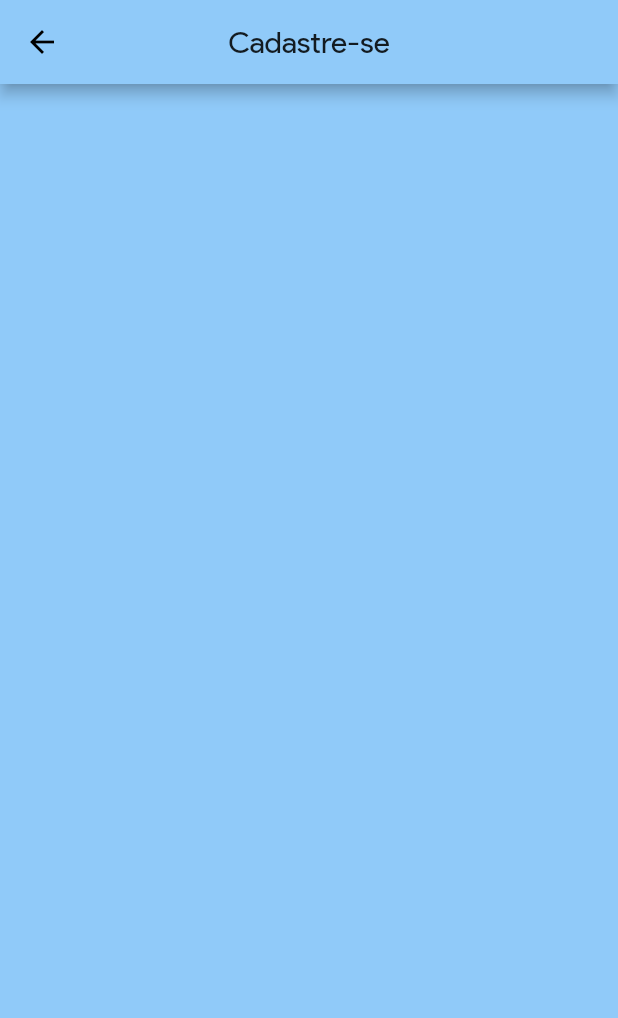
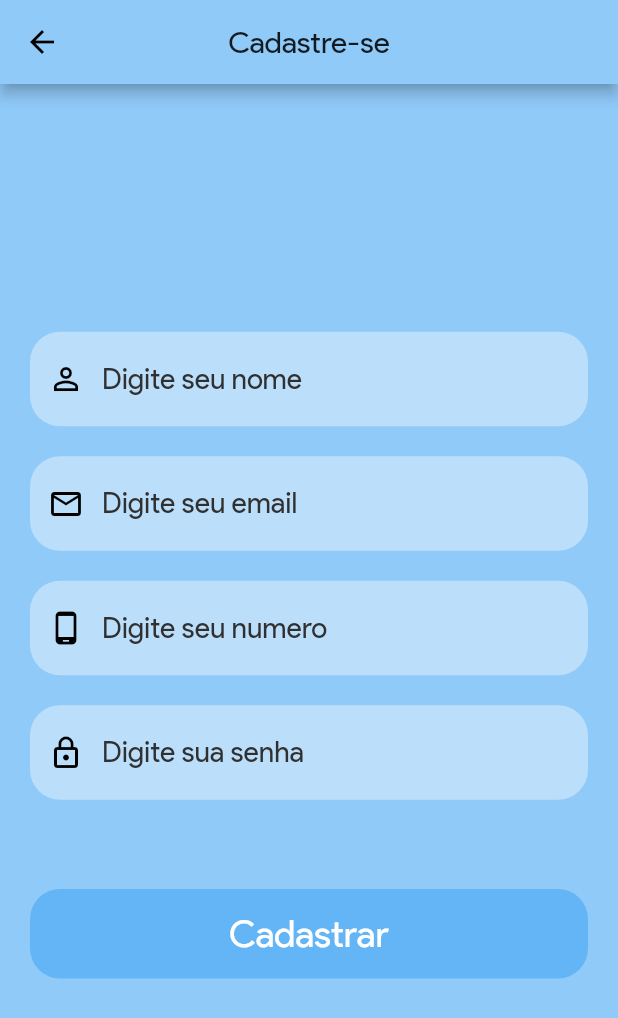
Before and after one commit to BelezaSystem/esteticaAppFlutter, a Flutter app: the TelaCadastro screen opened directly, on a phone screen of 412 x 824 dp. Shown: the top 1018 px of the screen. Run offline on Flutter 3.47's test engine with Material 2 defaults, Android fonts, the phone set to English and light mode, and no system bars; our stand-ins replace splashscreen.

Commit message:
inicio da tela de Cadastro criada, 80% concluida

```diff
--- a/lib/telas/telas_usuarios/decisao_usario.dart
+++ b/lib/telas/telas_usuarios/decisao_usario.dart
@@ -1,9 +1,16 @@
 import 'package:app_estetica/custom_widgets/buttons_widgets/custom_action_button.dart';
 import 'package:app_estetica/custom_widgets/text_widgets/custom_text.dart';
+import 'package:app_estetica/telas/telas_usuarios/tela_login.dart';
+import 'package:app_estetica/utils/nav.dart';
 import 'package:app_estetica/utils/size_config.dart';
 import 'package:flutter/material.dart';
 
-class DecisaoUsuario extends StatelessWidget {
+class DecisaoUsuario extends StatefulWidget {
+  @override
+  _DecisaoUsuarioState createState() => _DecisaoUsuarioState();
+}
+
+class _DecisaoUsuarioState extends State<DecisaoUsuario> {
   @override
   Widget build(BuildContext context) {
     SizeConfig().init(context);
@@ -20,19 +27,24 @@ class DecisaoUsuario extends StatelessWidget {
           padding: EdgeInsets.only(top: 10, bottom: 20),
           child: CustomText(
             texto: 'Bem Vindo!',
+            cor: Colors.blue[600],
             tamanhoFonte: 40,
+            bold: true,
           ),
         ),
         CustomText(
           texto: 'Escolha como você deseja prosseguir usando o aplicativo',
           tamanhoFonte: 15,
+          cor: Colors.blue[600],
         ),
         Container(
           padding: EdgeInsets.fromLTRB(20, 20, 20, 20),
           width: SizeConfig.blockSizeVertical * 65.0,
           child: CustomActionButton(
             campoNome: 'Usuario',
-            function: () {},
+            function: () {
+              push(context, TelaLogin());
+            },
           ),
         ),
         Container(
--- a/lib/telas/telas_usuarios/tela_cadastro.dart
+++ b/lib/telas/telas_usuarios/tela_cadastro.dart
@@ -1,8 +1,19 @@
+import 'package:app_estetica/custom_widgets/buttons_widgets/custom_action_button.dart';
+import 'package:app_estetica/custom_widgets/text_widgets/custom_text_form.dart';
+import 'package:app_estetica/utils/size_config.dart';
 import 'package:flutter/material.dart';
 
-class TelaCadastro extends StatelessWidget {
+class TelaCadastro extends StatefulWidget {
+  @override
+  _TelaCadastroState createState() => _TelaCadastroState();
+}
+
+class _TelaCadastroState extends State<TelaCadastro> {
+  final _focusSenha = FocusNode();
+
   @override
   Widget build(BuildContext context) {
+    SizeConfig().init(context);
     return Scaffold(
       appBar: AppBar(
         title: Text("Cadastre-se"),
@@ -13,9 +24,92 @@ class TelaCadastro extends StatelessWidget {
   }
 
   _body() {
-    return Container(
-      child: Stack(
-        children: [],
+    return Center(
+      child: Container(
+        child: SingleChildScrollView(
+          child: Stack(
+            children: [
+              Column(
+                children: [
+                  Container(
+                    padding: EdgeInsets.fromLTRB(20, 15, 20, 5),
+                    child: CustomTextForm(
+                      dicaCampo: "Digite seu nome",
+                      acaoTeclado: TextInputAction.next,
+                      tipoTeclado: TextInputType.text,
+                      icone: Icon(
+                        Icons.person_outline,
+                        color: Colors.black,
+                      ),
+                      backGColor: Colors.blue[100],
+                      fill: true,
+                    ),
+                  ),
+                  Container(
+                    padding: EdgeInsets.fromLTRB(20, 15, 20, 5),
+                    child: CustomTextForm(
+                      dicaCampo: "Digite seu email",
+                      acaoTeclado: TextInputAction.next,
+                      tipoTeclado: TextInputType.emailAddress,
+                      icone: Icon(
+                        Icons.email_outlined,
+                        color: Colors.black,
+                      ),
+                      backGColor: Colors.blue[100],
+                      fill: true,
+                    ),
+                  ),
+                  Container(
+                    padding: EdgeInsets.fromLTRB(20, 15, 20, 5),
+                    child: CustomTextForm(
+                      dicaCampo: "Digite seu numero",
+                      nextFocus: _focusSenha,
+                      acaoTeclado: TextInputAction.next,
+                      tipoTeclado: TextInputType.number,
+                      icone: Icon(
+                        Icons.phone_android_outlined,
+                        color: Colors.black,
+                      ),
+                      backGColor: Colors.blue[100],
+                      fill: true,
+                    ),
+                  ),
+                  Container(
+                    padding: EdgeInsets.fromLTRB(20, 15, 20, 5),
+                    child: CustomTextForm(
+                      dicaCampo: "Digite sua senha",
+                      esconderTexto: true,
+                      focusNode: _focusSenha,
+                      icone: Icon(
+                        Icons.lock_outline,
+                        color: Colors.black,
+                      ),
+                      backGColor: Colors.blue[100],
+                      fill: true,
+                    ),
+                  ),
+                  SizedBox(
+                    height: SizeConfig.safeBlockVertical * 1,
+                  ),
+                  SizedBox(
+                    height: SizeConfig.safeBlockVertical * 5,
+                  ),
+                  Container(
+                    margin: EdgeInsets.only(
+                      bottom: SizeConfig.safeBlockVertical * 2,
+                    ),
+                    padding: EdgeInsets.fromLTRB(20, 5, 20, 5),
+                    width: SizeConfig.safeBlockVertical * 65.0,
+                    child: CustomActionButton(
+                      campoNome: 'Cadastrar',
+                      function: () {},
+                    ),
+                  ),
+                ],
+              ),
+            ],
+          ),
+        ),
       ),
     );
   }
--- a/lib/telas/telas_usuarios/tela_login.dart
+++ b/lib/telas/telas_usuarios/tela_login.dart
@@ -46,7 +46,7 @@ class _TelaLoginState extends State<TelaLogin> {
                 acaoTeclado: TextInputAction.next,
                 tipoTeclado: TextInputType.emailAddress,
                 icone: Icon(
-                  Icons.person_outline,
+                  Icons.email_outlined,
                   color: Colors.black,
                 ),
                 backGColor: Colors.blue[100],
@@ -94,7 +94,7 @@ class _TelaLoginState extends State<TelaLogin> {
               padding: EdgeInsets.fromLTRB(20, 5, 20, 5),
               width: SizeConfig.safeBlockVertical * 65.0,
               child: CustomActionButton(
-                campoNome: 'Loga',
+                campoNome: 'Logar',
                 function: () {},
               ),
             ),
```
